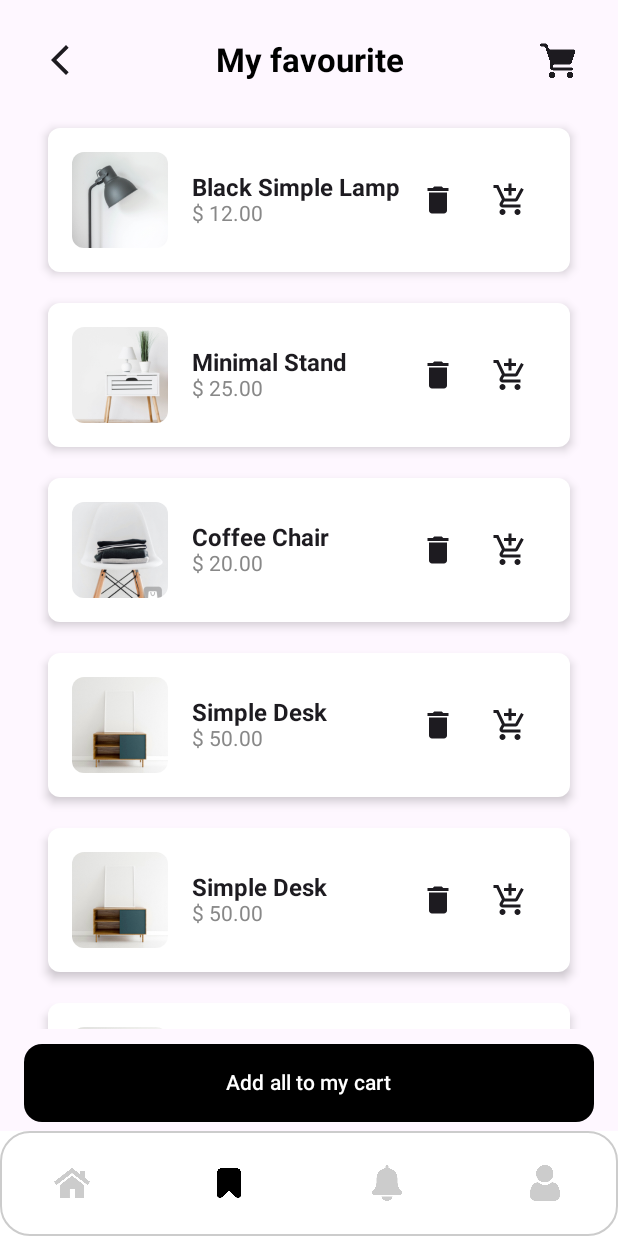
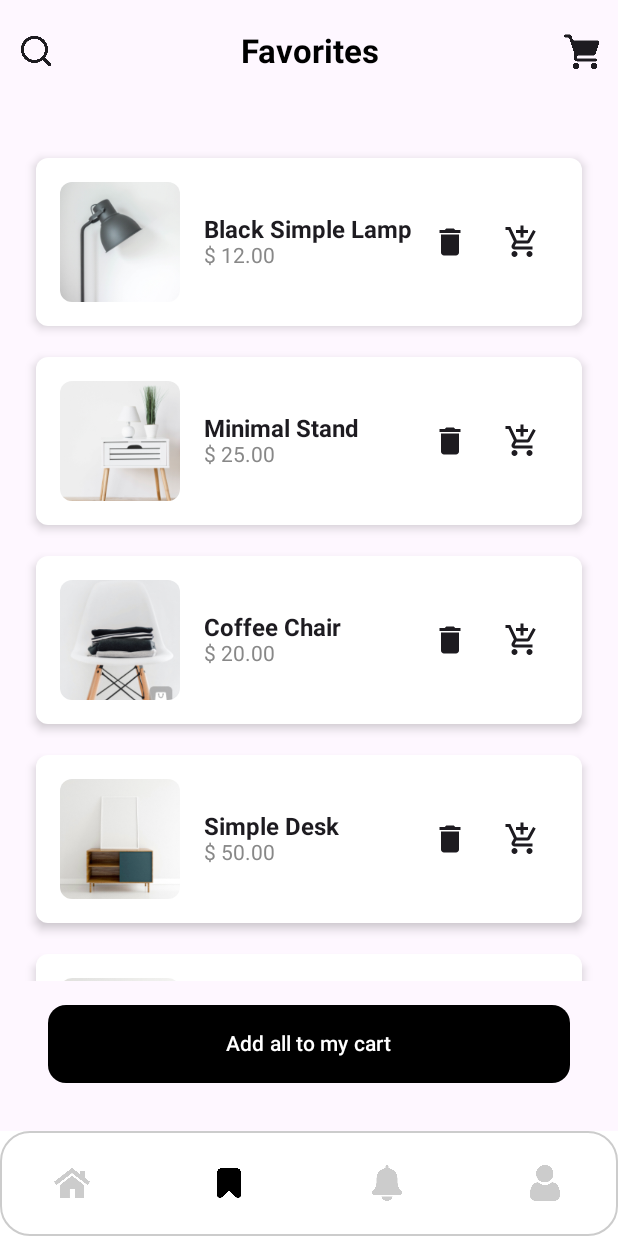
Before and after one commit to VanQuyet04/Assignment_KOT104_PH35419, an Android app built with Jetpack Compose: the Home screen opened through its navigation route, item 2 of the bottom bar chosen, on a phone screen of 412 x 824 dp. Run offline under Robolectric (Android 15) with nearby library versions, the phone set to English and light mode, and no system bars.

Commit message:
update nav

```diff
--- a/app/src/main/java/com/example/assignment_kot104_ph35419/navigation/bottom_graph.kt
+++ b/app/src/main/java/com/example/assignment_kot104_ph35419/navigation/bottom_graph.kt
@@ -44,7 +44,7 @@ enum class ROUTE_BOTTOM_SCREEN {
 @Composable
 fun bottom_graph(navController: NavHostController) {
 
-    NavHost(navController = navController, startDestination = ROUTE_BOTTOM_SCREEN.Home.name) {
+    NavHost( navController, startDestination = ROUTE_BOTTOM_SCREEN.Home.name) {
         composable(ROUTE_BOTTOM_SCREEN.Home.name) { HomeScreen(navController) }
         composable(ROUTE_BOTTOM_SCREEN.Favorite.name) { FavouriteScreen(navController) }
         composable(ROUTE_BOTTOM_SCREEN.Notification.name) { NotificationScreen(navController) }
--- a/app/src/main/java/com/example/assignment_kot104_ph35419/navigation/main_graph.kt
+++ b/app/src/main/java/com/example/assignment_kot104_ph35419/navigation/main_graph.kt
@@ -31,7 +31,7 @@ fun main_graph(navController: NavHostController) {
         composable(ROUTE_MAIN_SCREEN.signup.name) { SignupScreen(navController) }
         composable(ROUTE_MAIN_SCREEN.cart.name) { CartScreen(navController) }
 
-        composable(ROUTE_MAIN_SCREEN.main.name) { Home() }
+        composable(ROUTE_MAIN_SCREEN.main.name) { Home(navController) }
 
 
 
--- a/app/src/main/java/com/example/assignment_kot104_ph35419/ui/components/CustomComponent.kt
+++ b/app/src/main/java/com/example/assignment_kot104_ph35419/ui/components/CustomComponent.kt
@@ -3,6 +3,7 @@ import androidx.compose.foundation.layout.Column
 import androidx.compose.foundation.layout.Row
 import androidx.compose.foundation.layout.Spacer
 import androidx.compose.foundation.layout.fillMaxWidth
+import androidx.compose.foundation.layout.padding
 import androidx.compose.foundation.layout.size
 import androidx.compose.material3.Icon
 import androidx.compose.material3.IconButton
@@ -16,6 +17,56 @@ import androidx.compose.ui.text.font.FontWeight
 import androidx.compose.ui.text.style.TextAlign
 import androidx.compose.ui.unit.dp
 import androidx.compose.ui.unit.sp
+import com.example.assignment_kot104_ph35419.R
+import com.example.assignment_kot104_ph35419.navigation.ROUTE_BOTTOM_SCREEN
+
+
+data class TopBarState(
+    val title: String,
+    val subtitle: String?,
+    val leftIconId: Int?,
+    val rightIconId: Int?
+)
+
+@Composable
+fun getTopBarState(currentRoute: String?): TopBarState {
+    return when (currentRoute) {
+        ROUTE_BOTTOM_SCREEN.Home.name -> TopBarState(
+            title = "Make home",
+            subtitle = "BEAUTIFUL",
+            leftIconId = R.drawable.timkiem,
+            rightIconId = R.drawable.cart
+        )
+
+        ROUTE_BOTTOM_SCREEN.Favorite.name -> TopBarState(
+            title = "Favorites",
+            subtitle = null,
+            leftIconId = R.drawable.timkiem,
+            rightIconId = R.drawable.cart
+        )
+
+        ROUTE_BOTTOM_SCREEN.Notification.name -> TopBarState(
+            title = "Notifications",
+            subtitle = null,
+            leftIconId = R.drawable.timkiem,
+            rightIconId = null
+        )
+
+        ROUTE_BOTTOM_SCREEN.Profile.name -> TopBarState(
+            title = "Profile",
+            subtitle = null,
+            leftIconId = R.drawable.timkiem,
+            rightIconId = R.drawable.logout
+        )
+
+        else -> TopBarState(
+            title = "App",
+            subtitle = null,
+            leftIconId = null,
+            rightIconId = null
+        )
+    }
+}
 
 @Composable
 fun CustomTopBar(
@@ -24,11 +75,10 @@ fun CustomTopBar(
     leftIconId: Int?,
     rightIconId: Int?,
     onLeftClick: () -> Unit,
-    onRightClick: () -> Unit,
-    function: () -> Unit
+    onRightClick: () -> Unit
 ) {
     Row(
-        modifier = Modifier.fillMaxWidth(),
+        modifier = Modifier.fillMaxWidth().padding(vertical = 10.dp),
         horizontalArrangement = Arrangement.SpaceBetween,
         verticalAlignment = Alignment.CenterVertically
     ) {
@@ -46,12 +96,12 @@ fun CustomTopBar(
 
         Spacer(modifier = Modifier.weight(1f))
 
-        Column {
+        Column(horizontalAlignment = Alignment.CenterHorizontally) {
             Text(
                 text = title,
                 fontSize = if (!subtitle.isNullOrEmpty()) 18.sp else 22.sp,
                 fontWeight = FontWeight.Bold,
-                color =if (!subtitle.isNullOrEmpty()) Color.Gray else Color.Black,
+                color = if (!subtitle.isNullOrEmpty()) Color.Gray else Color.Black,
                 textAlign = TextAlign.Center,
             )
             if (!subtitle.isNullOrEmpty()) {
@@ -76,7 +126,7 @@ fun CustomTopBar(
                 )
             }
         } else {
-            Spacer(modifier = Modifier.size(24.dp)) // Space for the missing icon
+            Spacer(modifier = Modifier.size(24.dp))
         }
     }
 }
--- a/app/src/main/java/com/example/assignment_kot104_ph35419/ui/screens/CartScreen.kt
+++ b/app/src/main/java/com/example/assignment_kot104_ph35419/ui/screens/CartScreen.kt
@@ -23,6 +23,7 @@ import androidx.compose.ui.res.painterResource
 import androidx.compose.ui.text.font.FontWeight
 import androidx.compose.ui.unit.dp
 import androidx.compose.ui.unit.sp
+import androidx.navigation.NavController
 import androidx.navigation.NavHostController
 import androidx.navigation.compose.rememberNavController
 import com.example.assignment_kot104_ph35419.R
@@ -46,7 +47,7 @@ class CartActivity : ComponentActivity() {
 
 @SuppressLint("UnusedMaterialScaffoldPaddingParameter")
 @Composable
-fun CartScreen(navController: NavHostController) {
+fun CartScreen(navController: NavController) {
     val items = remember {
         mutableStateListOf(
             CartItem(R.drawable.minimal_stand, "Minimal Stand", 25.0, 1),
@@ -57,6 +58,17 @@ fun CartScreen(navController: NavHostController) {
     val total = items.sumOf { it.price * it.quantity }
 
     Scaffold(
+        topBar = {
+            CustomTopBar(
+                title = "My cart",
+                subtitle = null,
+                leftIconId = R.drawable.back,
+                rightIconId = null,
+                onLeftClick = { navController.popBackStack() },
+                onRightClick = { }
+            )
+
+        },
         modifier = Modifier
             .fillMaxSize()
             .background(Color.White),
@@ -70,14 +82,6 @@ fun CartScreen(navController: NavHostController) {
                         .fillMaxSize()
                         .padding(16.dp)
                 ) {
-                    CustomTopBar(
-                        title = "My cart",
-                        subtitle = null,
-                        leftIconId = R.drawable.back,
-                        rightIconId = null,
-                        onLeftClick = { navController.popBackStack() },
-                        onRightClick = { }
-                    ) {}
 
                     Box(
                         modifier = Modifier
@@ -99,7 +103,6 @@ fun CartScreen(navController: NavHostController) {
                             modifier = Modifier
                                 .align(Alignment.BottomCenter)
                                 .background(Color.White)
-                                .padding(bottom = 60.dp)
                         ) {
                             Text(
                                 text = "Total: $${"%.2f".format(total)}",
@@ -111,14 +114,14 @@ fun CartScreen(navController: NavHostController) {
                                 onClick = { },
                                 modifier = Modifier
                                     .fillMaxWidth()
-                                    .padding(vertical = 5.dp),
+                                    .padding(10.dp),
                                 shape = MaterialTheme.shapes.medium,
                                 colors = ButtonDefaults.buttonColors(
                                     backgroundColor = Color.Black,
                                     contentColor = Color.White
                                 )
                             ) {
-                                Text("Check out")
+                                Text("Check out",modifier = Modifier.padding(8.dp))
                             }
                         }
                     }
--- a/app/src/main/java/com/example/assignment_kot104_ph35419/ui/screens/FavouriteScreen.kt
+++ b/app/src/main/java/com/example/assignment_kot104_ph35419/ui/screens/FavouriteScreen.kt
@@ -55,20 +55,13 @@ fun FavouriteScreen(navController: NavHostController) {
                     .fillMaxSize()
                     .padding(16.dp)
             ) {
-                CustomTopBar(
-                    title = "My favourite",
-                    subtitle = null,
-                    leftIconId = R.drawable.back,
-                    rightIconId = R.drawable.cart,
-                    onLeftClick = { navController.popBackStack() },
-                    onRightClick = { navController.navigate("cart") }
-                ) {}
+
                 Spacer(modifier = Modifier.height(16.dp))
                 Column(
                     modifier = Modifier
                         .weight(1f)
                         .fillMaxWidth()
-                        .padding(horizontal = 16.dp)
+                        .padding(horizontal = 8.dp)
                 ) {
                     ProductList(productList)
                     Spacer(modifier = Modifier.height(10.dp)) // Spacer giữa danh sách và nút
@@ -123,7 +116,7 @@ fun ProductItem(product: Product, onAddToCart: () -> Unit, onRemove: () -> Unit)
                 contentDescription = product.name,
                 contentScale = ContentScale.Crop,
                 modifier = Modifier
-                    .size(64.dp)
+                    .size(80.dp)
                     .clip(RoundedCornerShape(8.dp))
             )
             Spacer(modifier = Modifier.width(16.dp))
@@ -150,7 +143,7 @@ fun AddAllToCartButton(onClick: () -> Unit, modifier: Modifier = Modifier) {
         onClick = onClick,
         modifier = Modifier
             .fillMaxWidth()
-            .padding(top = 10.dp, bottom = 60.dp),
+            .padding(16.dp),
         shape = MaterialTheme.shapes.medium,
         colors = ButtonDefaults.buttonColors(containerColor = Color.Black)
     ) {
--- a/app/src/main/java/com/example/assignment_kot104_ph35419/ui/screens/Home.kt
+++ b/app/src/main/java/com/example/assignment_kot104_ph35419/ui/screens/Home.kt
@@ -1,21 +1,49 @@
 package com.example.assignment_kot104_ph35419.ui.screens
 
+import CustomTopBar
 import android.annotation.SuppressLint
+import androidx.compose.foundation.layout.Box
+import androidx.compose.foundation.layout.padding
 import androidx.compose.material3.Scaffold
 import androidx.compose.runtime.Composable
+import androidx.compose.runtime.getValue
+import androidx.compose.ui.Modifier
+import androidx.navigation.NavController
+import androidx.navigation.NavHostController
+import androidx.navigation.compose.currentBackStackEntryAsState
 import androidx.navigation.compose.rememberNavController
+import com.example.assignment_kot104_ph35419.R
 import com.example.assignment_kot104_ph35419.navigation.BottomNavigationBar
+import com.example.assignment_kot104_ph35419.navigation.ROUTE_MAIN_SCREEN
 import com.example.assignment_kot104_ph35419.navigation.bottom_graph
+import getTopBarState
 
 @SuppressLint("UnusedMaterial3ScaffoldPaddingParameter")
 @Composable
-fun Home() {
+fun Home(navController: NavHostController) {
+    val bottomNavController = rememberNavController()
 
-    val bottomnavController = rememberNavController()
+    val navBackStackEntry by bottomNavController.currentBackStackEntryAsState()
+    val currentRoute = navBackStackEntry?.destination?.route
+    val topBarState = getTopBarState(currentRoute)
+
     Scaffold(
-        bottomBar = { BottomNavigationBar(bottomnavController) }
-    ) {
-        bottom_graph(bottomnavController)
+        topBar = {
+            CustomTopBar(
+                title = topBarState.title,
+                subtitle = topBarState.subtitle,
+                leftIconId = topBarState.leftIconId,
+                rightIconId = topBarState.rightIconId,
+                onLeftClick = { },
+                onRightClick = {
+                    navController.navigate(ROUTE_MAIN_SCREEN.cart.name)
+                }
+            )
+        },
+        bottomBar = { BottomNavigationBar(navController = bottomNavController) }
+    ) { innerPadding ->
+        Box(modifier = Modifier.padding(innerPadding)) {
+            bottom_graph(navController = bottomNavController)
+        }
     }
-
 }
--- a/app/src/main/java/com/example/assignment_kot104_ph35419/ui/screens/HomeScreen.kt
+++ b/app/src/main/java/com/example/assignment_kot104_ph35419/ui/screens/HomeScreen.kt
@@ -6,8 +6,10 @@ import androidx.compose.foundation.Image
 import androidx.compose.foundation.background
 import androidx.compose.foundation.clickable
 import androidx.compose.foundation.layout.*
+import androidx.compose.foundation.lazy.LazyRow
 import androidx.compose.foundation.lazy.grid.GridCells
 import androidx.compose.foundation.lazy.grid.LazyVerticalGrid
+import androidx.compose.foundation.lazy.items
 import androidx.compose.foundation.shape.CircleShape
 import androidx.compose.material3.Icon
 import androidx.compose.material3.Text
@@ -42,16 +44,6 @@ fun HomeScreen(nav: NavHostController) {
                 .background(Color.White)
                 .padding(16.dp)
         ) {
-            CustomTopBar(
-                title = "Make home",
-                subtitle = "Beautiful",
-                leftIconId = R.drawable.timkiem,
-                rightIconId = R.drawable.cart,
-                onLeftClick = { },
-                onRightClick = {
-                    nav.navigate(ROUTE_MAIN_SCREEN.cart.name)
-                }
-            ) {}
             Spacer(modifier = Modifier.height(16.dp))
             CategoryRow()
             Spacer(modifier = Modifier.height(16.dp))
@@ -60,28 +52,36 @@ fun HomeScreen(nav: NavHostController) {
     }
 }
 
-
 @Composable
 fun CategoryRow() {
-    Row(
+    LazyRow(
         modifier = Modifier.fillMaxWidth(),
-        horizontalArrangement = Arrangement.SpaceBetween,
+        horizontalArrangement = Arrangement.spacedBy(16.dp),
         verticalAlignment = Alignment.CenterVertically
     ) {
-        CategoryItem(R.drawable.ic_popular, "Popular")
-        CategoryItem(R.drawable.ic_table, "Table")
-        CategoryItem(R.drawable.ic_armchair, "Armchair")
-        CategoryItem(R.drawable.ic_bed, "Bed")
-        CategoryItem(R.drawable.ic_lamp, "Lamp")
+        items(
+            listOf(
+                CategoryItemData(R.drawable.ic_popular, "Popular"),
+                CategoryItemData(R.drawable.ic_table, "Table"),
+                CategoryItemData(R.drawable.ic_armchair, "Armchair"),
+                CategoryItemData(R.drawable.ic_bed, "Bed"),
+                CategoryItemData(R.drawable.ic_lamp, "Lamp"),
+                CategoryItemData(R.drawable.ic_lamp, "Lamp"),
+                CategoryItemData(R.drawable.ic_lamp, "Lamp"),
+            )
+        ) { item ->
+            CategoryItem(item.iconRes, item.label)
+        }
     }
 }
+
 
 @Composable
 fun CategoryItem(iconRes: Int, label: String) {
     Column(
         horizontalAlignment = Alignment.CenterHorizontally,
         verticalArrangement = Arrangement.Center,
-        modifier = Modifier.padding(4.dp)
+        modifier = Modifier.padding(vertical = 4.dp, horizontal = 10.dp)
     ) {
         Icon(
             painter = painterResource(id = iconRes),
@@ -101,10 +101,10 @@ fun CategoryItem(iconRes: Int, label: String) {
     }
 }
 
+
 @Composable
 fun ProductGrid(
     navController: NavController
-
 ) {
     val products = listOf(
         Product(1, R.drawable.img_lamp, "Black Simple Lamp", "$ 12.00", 50, "Ngon bá cháy"),
@@ -120,8 +120,7 @@ fun ProductGrid(
     LazyVerticalGrid(
         columns = GridCells.Fixed(2),
         modifier = Modifier
-            .fillMaxSize()
-            .padding(0.dp, 0.dp, 0.dp, 60.dp),
+            .fillMaxSize(),
         contentPadding = PaddingValues(8.dp),
         verticalArrangement = Arrangement.spacedBy(16.dp),
         horizontalArrangement = Arrangement.spacedBy(16.dp)
@@ -169,6 +168,7 @@ fun ProductItem(product: Product, onClick: () -> Unit) {
     }
 }
 
+
 data class Product(
     val id: Int,
     val imageRes: Int,
@@ -177,3 +177,4 @@ data class Product(
     val quantity: Int,
     val description: String
 )
+data class CategoryItemData(val iconRes: Int, val label: String)
--- a/app/src/main/java/com/example/assignment_kot104_ph35419/ui/screens/NotificationScreen.kt
+++ b/app/src/main/java/com/example/assignment_kot104_ph35419/ui/screens/NotificationScreen.kt
@@ -68,22 +68,16 @@ val notifications = listOf(
 fun NotificationScreen(navController: NavHostController) {
 
     Scaffold(
+
         modifier = Modifier
             .fillMaxSize()
             .background(Color.White),
         content = {
             Column(
-                modifier = Modifier.fillMaxSize()
+                modifier = Modifier
+                    .fillMaxSize()
                     .padding(16.dp)
             ) {
-                CustomTopBar(
-                    title = "Notification",
-                    subtitle = null,
-                    leftIconId = R.drawable.timkiem,
-                    rightIconId = null,
-                    onLeftClick = { },
-                    onRightClick = { }) {}
-
                 LazyColumn(
                     modifier = Modifier.fillMaxSize()
                 ) {
--- a/app/src/main/java/com/example/assignment_kot104_ph35419/ui/screens/ProfileScreen.kt
+++ b/app/src/main/java/com/example/assignment_kot104_ph35419/ui/screens/ProfileScreen.kt
@@ -44,14 +44,7 @@ fun ProfileScreen(navController: NavHostController) {
                         .fillMaxSize()
                         .padding(16.dp)
                 ) {
-                    CustomTopBar(
-                        title = "Profile",
-                        subtitle = null,
-                        leftIconId = R.drawable.timkiem,
-                        rightIconId = R.drawable.logout,
-                        onLeftClick = { /* TODO: Handle left icon click */ },
-                        onRightClick = { exitProcess(0) }
-                    ){}
+
                     Spacer(modifier = Modifier.height(16.dp))
                     ProfileHeader()
                     Spacer(modifier = Modifier.height(40.dp))
```
